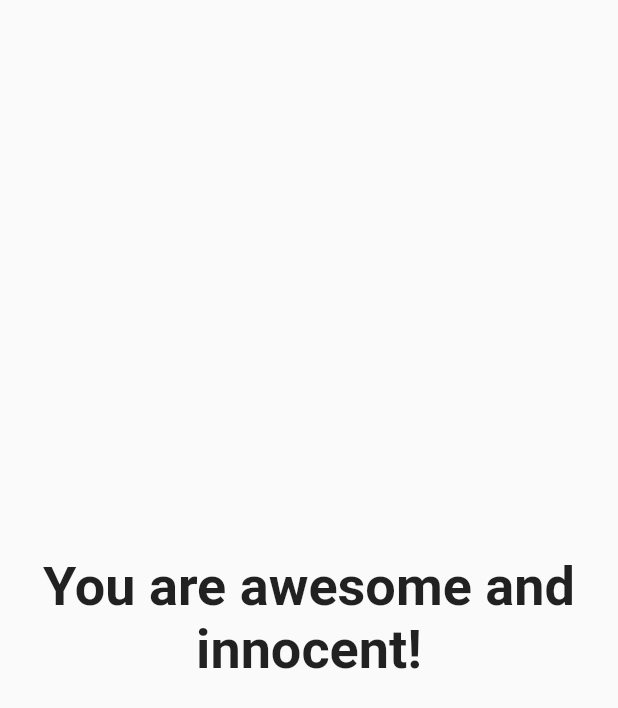
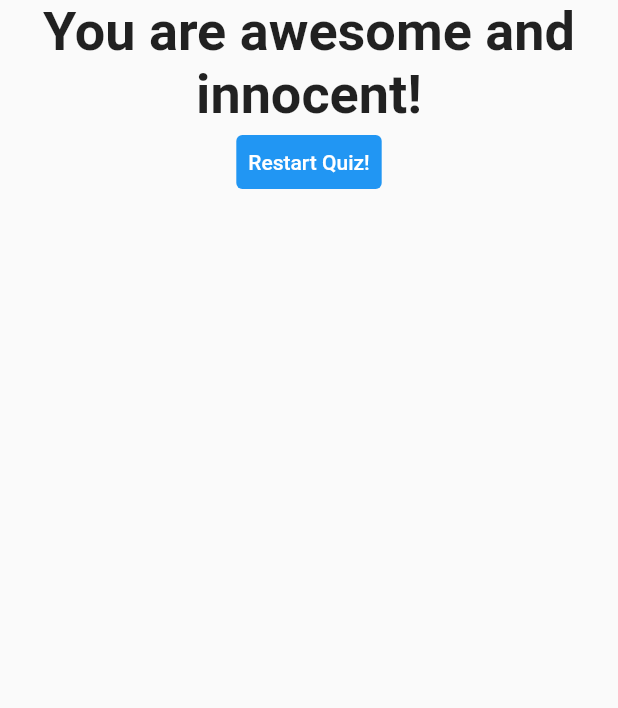
Before and after one commit to steadysamwise4/quiz_app, a Flutter app: the Result widget shown alone on an empty page, opened directly with empty values, on a phone screen of 412 x 824 dp. Shown: the top 708 px of the screen. Run offline on Flutter 3.47's test engine with Material 2 defaults, Android fonts, the phone set to English and light mode, and no system bars.

Commit message:
restart quiz button added

```diff
--- a/lib/result.dart
+++ b/lib/result.dart
@@ -2,8 +2,9 @@ import 'package:flutter/material.dart';
 
 class Result extends StatelessWidget {
   final int resultScore;
+  final Function resetHandler;
 
-  Result(this.resultScore);
+  Result(this.resultScore, this.resetHandler);
 
   String get resultPhrase {
     var resultText = 'You did it!';
@@ -22,10 +23,22 @@ class Result extends StatelessWidget {
   @override
   Widget build(BuildContext context) {
     return Center(
-      child: Text(
-        resultPhrase,
-        style: TextStyle(fontSize: 36, fontWeight: FontWeight.bold),
-        textAlign: TextAlign.center,
+      child: Column(
+        children: [
+          Text(
+            resultPhrase,
+            style: TextStyle(fontSize: 36, fontWeight: FontWeight.bold),
+            textAlign: TextAlign.center,
+          ),
+          TextButton(
+            child: const Text('Restart Quiz!'),
+            onPressed: resetHandler,
+            style: TextButton.styleFrom(
+              backgroundColor: Colors.blue,
+              foregroundColor: Colors.white,
+            ),
+          )
+        ],
       ),
     );
   }
```
Also changed, not shown: lib/main.dart (+8 -1 lines).
